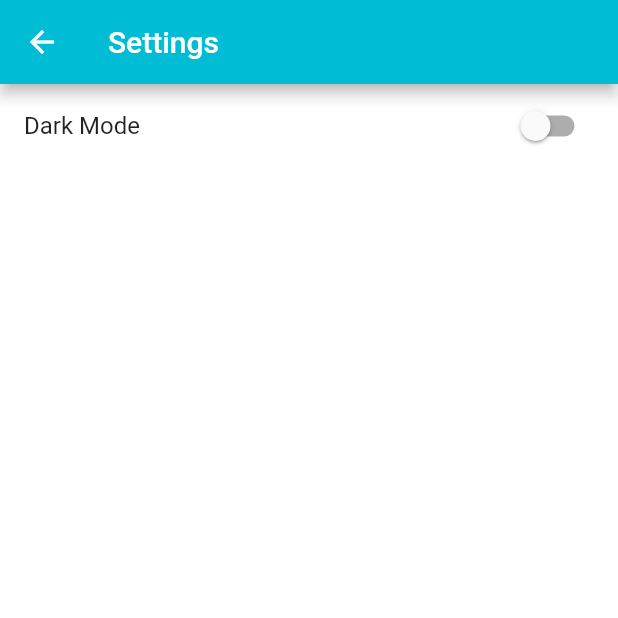
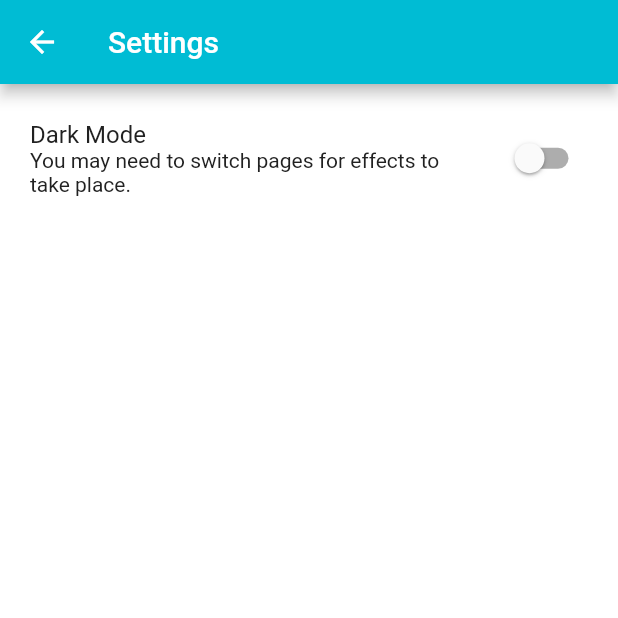
Before and after one commit to Hsn37/Ghambeel, a Flutter app: the screen it shows after launch, in the side drawer, after a tap on "Settings", on a phone screen of 412 x 824 dp, the top half of it. Run offline on Flutter 3.47's test engine with Material 2 defaults, Android fonts, the phone set to English and light mode, and no system bars; our stand-ins replace flutter_secure_storage, flutter_spinkit, image_picker, select_form_field, settings_ui, table_calendar; missing offline and left inert: icon_decoration, mysql1.

Commit message:
Dark mode refresh

```diff
--- a/lib/modules/calendar/calendar.dart
+++ b/lib/modules/calendar/calendar.dart
@@ -15,6 +15,7 @@ import '../../theme.dart';
 class Calendar extends StatefulWidget {
   const Calendar({Key? key, required this.title}) : super(key: key);
   final String title;
+
   @override
   _CalendarState createState() => _CalendarState();
 }
@@ -26,6 +27,7 @@ class _CalendarState extends State<Calendar> {
   DateTime _focusedDay = DateTime.now(); //
   DateTime? _selectedDay;
   late final ValueNotifier<List<Task>> _todayIncomplete;
+
 
   var rawTasks = <Task>[];
 
--- a/lib/modules/homepage/homepage.dart
+++ b/lib/modules/homepage/homepage.dart
@@ -1,3 +1,5 @@
+import 'dart:io';
+
 import 'package:flutter/material.dart';
 import 'package:ghambeel/theme.dart';
 import 'package:ghambeel/modules/login/login.dart';
@@ -55,31 +57,39 @@ class _MyHomePageState extends State<MyHomePage> {
     });
   }
 
+  void _onReturn() {
+    setState(() {
+      print("here");
+      // refresh
+    });
+  }
+
   @override
   Widget build(BuildContext context) {
+
+
     if (loggedin) {
       return Scaffold(
         appBar: AppBar(
           title: Text(appBarTitles[_selectedIndex]),
           // leading: const Icon( Icons.menu, color: primaryText[darkMode]),
-          backgroundColor: primary,
+          backgroundColor: primary[darkMode],
         ),
         drawer: Drawer(
           backgroundColor: bg[darkMode],
           child: ListView(
             children: <Widget>[
-               SizedBox(
+               const SizedBox(
                 height: 80,
                 child: DrawerHeader(
-                decoration: const BoxDecoration(
+                decoration: BoxDecoration(
                   color: accent,
-
                 ),
 
                 child: Text(
                   'Hello!',
                   style: TextStyle(
-                    color: primaryText[darkMode],
+                    color: Colors.white,
                     fontSize: 24,
 
                   ),
@@ -90,7 +100,21 @@ class _MyHomePageState extends State<MyHomePage> {
                 selectedColor: bg[darkMode],
                 leading: Icon(Icons.settings, color: secondaryText[darkMode],),
                 title: Text('Settings', style: TextStyle(color: primaryText[darkMode]),),
-                onTap: ()=>Navigator.push(context, MaterialPageRoute(builder: (context) => settings())),
+                onTap: ()=>Navigator.push(context, MaterialPageRoute(builder: (context) => settings())).then((_) {
+                  setState(() {
+                    // Call setState to refresh the page.
+
+                    // _onItemTapped(return_index);
+                  });
+                  var return_index = _selectedIndex;
+                  Navigator.pop(context);
+                  _onItemTapped((return_index+1)%4);
+                  Future.delayed(const Duration(milliseconds: 10), () {
+                    _onItemTapped((return_index));
+                  });
+
+
+                }),
               ),
             ],
           ),
--- a/lib/settings.dart
+++ b/lib/settings.dart
@@ -25,10 +25,12 @@ class _settings extends State<settings> {
       backgroundColor: bg[darkMode],
       appBar: AppBar(
         title: const Text("Settings"),
-        backgroundColor: primary,
+        backgroundColor: primary[darkMode],
       ),
       body: SwitchListTile(
-        title: const Text("Dark Mode"),
+        contentPadding: const EdgeInsets.symmetric(vertical:20, horizontal: 20),
+        subtitle: Text("You may need to switch pages for effects to take place.", style: TextStyle(color: primaryText[darkMode]),),
+        title: Text("Dark Mode", style: TextStyle(color: primaryText[darkMode]),),
         onChanged: (value){
           setState((){
             isDark = value;
@@ -36,7 +38,7 @@ class _settings extends State<settings> {
             print(darkMode);
             //
           });
-
+          // Navigator.pop(context);
         },
         value: isDark,
       ),
--- a/lib/theme.dart
+++ b/lib/theme.dart
@@ -5,11 +5,11 @@ late var darkMode;
 
 var darkPrimary = [const Color(0xff0097A7), const Color(0xffb2ebf2)];
 var lightPrimary = [ const Color(0xffb2ebf2), const Color(0xff0097A7)];
-const Color primary = Color(0xff00bcd4);
+var  primary = [const Color(0xff00bcd4) , const Color(0xff0097A7)];
 const Color accent = Color(0xffffc107);
 
 var primaryText = [ const Color(0xff212121), const Color(0xffbdbdbd)];
-var secondaryText = [ const Color(0xff212121), const Color(0xffbdbdbd)];
+var secondaryText = [ const Color(0xff212121), const Color(0xffffffff)];
 
 const Color divider = Color(0xffbdbdbd);
 const Color icon = Colors.green;
```
